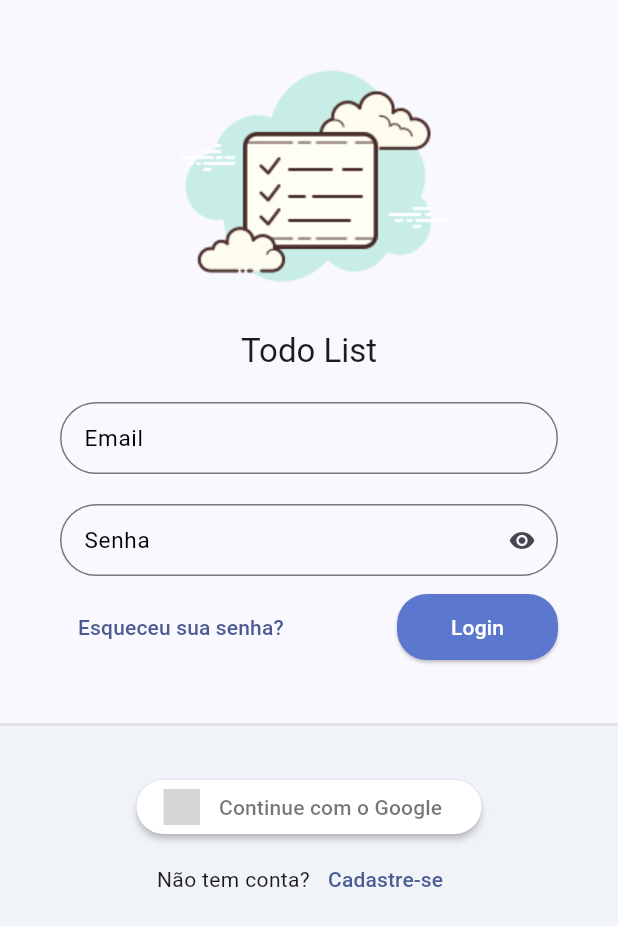
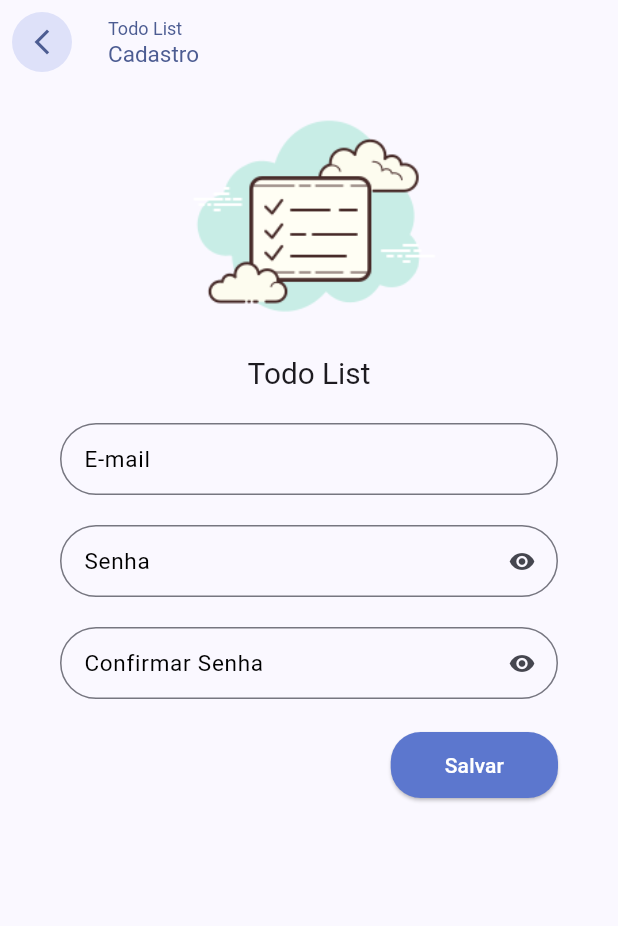
Before and after one commit to laesant/todo_list_provider, a Flutter app: the screen it shows after launch, after a tap on "Cadastre-se", on a phone screen of 412 x 824 dp. Shown: the top 926 px of the screen. Run offline on Flutter 3.47's test engine with Material 3 defaults, Android fonts, the phone set to English and light mode, and no system bars; our stand-ins replace flutter_signin_button, google_fonts, sqflite, synchronized; accounts and stored records are empty; Roboto replaces fonts that are missing (Mandali); grey boxes are pictures that could not be loaded.

Commit message:
Construindo layout de tela de cadastro

```diff
--- a/lib/app/modules/auth/auth_module.dart
+++ b/lib/app/modules/auth/auth_module.dart
@@ -2,12 +2,16 @@ import 'package:provider/provider.dart';
 import 'package:todo_list_provider/app/core/modules/todo_list_module.dart';
 import 'package:todo_list_provider/app/modules/auth/login/login_controller.dart';
 import 'package:todo_list_provider/app/modules/auth/login/login_page.dart';
+import 'package:todo_list_provider/app/modules/auth/register/register_controller.dart';
+import 'package:todo_list_provider/app/modules/auth/register/register_page.dart';
 
 class AuthModule extends TodoListModule {
   AuthModule()
       : super(bindings: [
-          ChangeNotifierProvider(create: (context) => LoginController())
+          ChangeNotifierProvider(create: (context) => LoginController()),
+          ChangeNotifierProvider(create: (context) => RegisterController()),
         ], routes: {
           '/login': (context) => const LoginPage(),
+          '/register': (context) => const RegisterPage()
         });
 }
--- a/lib/app/modules/auth/login/login_page.dart
+++ b/lib/app/modules/auth/login/login_page.dart
@@ -87,7 +87,9 @@ class LoginPage extends StatelessWidget {
                           children: [
                             const Text('Não tem conta?'),
                             TextButton(
-                                onPressed: () {},
+                                onPressed: () {
+                                  Navigator.of(context).pushNamed('/register');
+                                },
                                 child: const Text('Cadastre-se'))
                           ],
                         )
--- /dev/null
+++ b/lib/app/modules/auth/register/register_controller.dart
@@ -0,0 +1,5 @@
+import 'package:flutter/material.dart';
+
+class RegisterController extends ChangeNotifier {
+
+}
--- /dev/null
+++ b/lib/app/modules/auth/register/register_page.dart
@@ -0,0 +1,87 @@
+import 'package:flutter/material.dart';
+import 'package:todo_list_provider/app/core/ui/theme_extensions.dart';
+import 'package:todo_list_provider/app/core/widgets/todo_list_field.dart';
+import 'package:todo_list_provider/app/core/widgets/todo_list_logo.dart';
+
+class RegisterPage extends StatelessWidget {
+  const RegisterPage({super.key});
+
+  @override
+  Widget build(BuildContext context) {
+    return Scaffold(
+      appBar: AppBar(
+        automaticallyImplyLeading: false,
+        leading: IconButton.filledTonal(
+          onPressed: () {
+            Navigator.pop(context);
+          },
+          padding: const EdgeInsets.all(8),
+          icon: Icon(
+            Icons.arrow_back_ios_new_outlined,
+            size: 20,
+            color: context.primaryColor,
+          ),
+        ),
+        title: Column(
+          crossAxisAlignment: CrossAxisAlignment.start,
+          children: [
+            Text(
+              'Todo List',
+              style: TextStyle(
+                fontSize: 12,
+                color: context.primaryColor,
+              ),
+            ),
+            Text(
+              'Cadastro',
+              style: TextStyle(
+                fontSize: 15,
+                color: context.primaryColor,
+              ),
+            ),
+          ],
+        ),
+      ),
+      body: ListView(
+        children: [
+          SizedBox(
+            height: MediaQuery.sizeOf(context).width * .5,
+            child: const FittedBox(
+              fit: BoxFit.fitHeight,
+              child: TodoListLogo(),
+            ),
+          ),
+          Padding(
+            padding: const EdgeInsets.symmetric(horizontal: 40, vertical: 20),
+            child: Form(
+              child: Column(
+                crossAxisAlignment: CrossAxisAlignment.end,
+                children: [
+                  TodoListField(label: 'E-mail'),
+                  const SizedBox(height: 20),
+                  TodoListField(
+                    label: 'Senha',
+                    obscureText: true,
+                  ),
+                  const SizedBox(height: 20),
+                  TodoListField(
+                    label: 'Confirmar Senha',
+                    obscureText: true,
+                  ),
+                  const SizedBox(height: 20),
+                  ElevatedButton(
+                    onPressed: () {},
+                    child: const Padding(
+                      padding: EdgeInsets.all(12),
+                      child: Text('Salvar'),
+                    ),
+                  )
+                ],
+              ),
+            ),
+          )
+        ],
+      ),
+    );
+  }
+}
```
